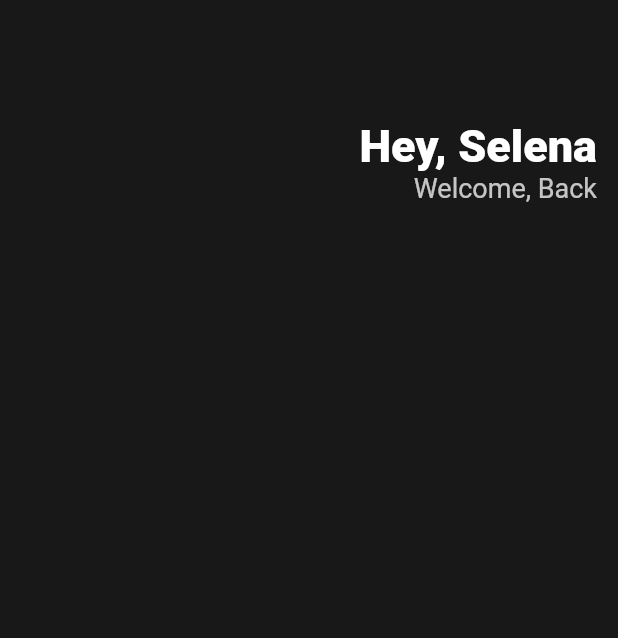
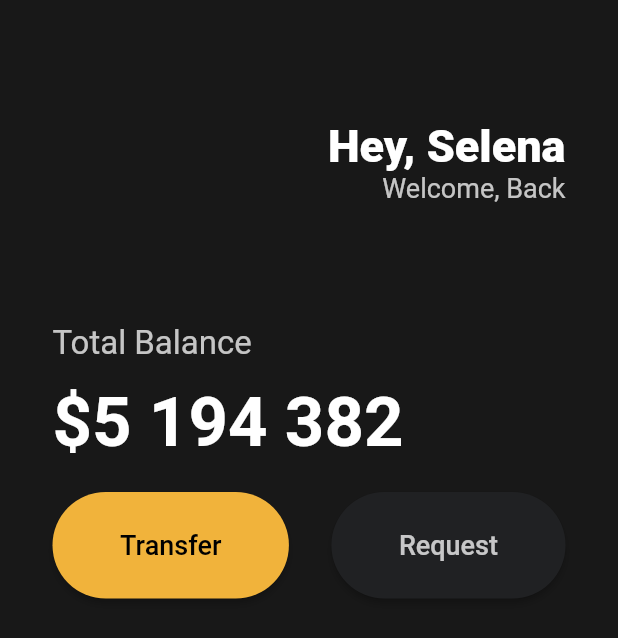
Before and after one commit to tjdrkr2580/flutter-prac, a Flutter app: the screen it shows after launch, on a phone screen of 412 x 824 dp. Shown: the top 638 px of the screen. Run offline on Flutter 3.47's test engine with Material 2 defaults, Android fonts, the phone set to English and light mode, and no system bars.

Commit message:
lecture : buttons, vscode setting

```diff
--- a/first_app/lib/main.dart
+++ b/first_app/lib/main.dart
@@ -1,18 +1,21 @@
 import 'package:flutter/material.dart';
 
 void main() {
-  runApp(App());
+  runApp(const App());
 }
 
 class App extends StatelessWidget {
+  const App({super.key});
+
   @override
   Widget build(BuildContext context) {
     return MaterialApp(
         home: Scaffold(
-            backgroundColor: Color(0xFF181818),
+            backgroundColor: const Color(0xFF181818),
             body: Padding(
-              padding: EdgeInsets.symmetric(horizontal: 14),
+              padding: const EdgeInsets.symmetric(horizontal: 35),
               child: Column(
+                crossAxisAlignment: CrossAxisAlignment.start,
                 children: [
                   Row(
                     mainAxisAlignment: MainAxisAlignment.end,
@@ -20,10 +23,10 @@ class App extends StatelessWidget {
                       Column(
                         crossAxisAlignment: CrossAxisAlignment.end,
                         children: [
-                          SizedBox(
+                          const SizedBox(
                             height: 80,
                           ),
-                          Text(
+                          const Text(
                             "Hey, Selena",
                             style: TextStyle(
                                 color: Colors.white,
@@ -39,6 +42,62 @@ class App extends StatelessWidget {
                         ],
                       )
                     ],
+                  ),
+                  const SizedBox(
+                    height: 80,
+                  ),
+                  Text(
+                    'Total Balance',
+                    style: TextStyle(
+                        color: Colors.white.withOpacity(0.75), fontSize: 22),
+                  ),
+                  const SizedBox(
+                    height: 12,
+                  ),
+                  const Text(
+                    '\$5 194 382',
+                    style: TextStyle(
+                        color: Colors.white,
+                        fontSize: 46,
+                        fontWeight: FontWeight.w700),
+                  ),
+                  const SizedBox(
+                    height: 20,
+                  ),
+                  Row(
+                    mainAxisAlignment: MainAxisAlignment.spaceBetween,
+                    children: [
+                      ElevatedButton(
+                        onPressed: () => {},
+                        style: ElevatedButton.styleFrom(
+                            padding: const EdgeInsets.symmetric(
+                                vertical: 25, horizontal: 45),
+                            backgroundColor: const Color(0xFFf1b33b),
+                            shape: RoundedRectangleBorder(
+                              borderRadius: BorderRadius.circular(100),
+                            )),
+                        child: const Text(
+                          "Transfer",
+                          style: TextStyle(color: Colors.black, fontSize: 18),
+                        ),
+                      ),
+                      ElevatedButton(
+                        onPressed: () => {},
+                        style: ElevatedButton.styleFrom(
+                            padding: const EdgeInsets.symmetric(
+                                vertical: 25, horizontal: 45),
+                            backgroundColor: const Color(0xFF202123),
+                            shape: RoundedRectangleBorder(
+                              borderRadius: BorderRadius.circular(100),
+                            )),
+                        child: Text(
+                          "Request",
+                          style: TextStyle(
+                              color: Colors.white.withOpacity(0.75),
+                              fontSize: 18),
+                        ),
+                      )
+                    ],
                   )
                 ],
               ),
```
